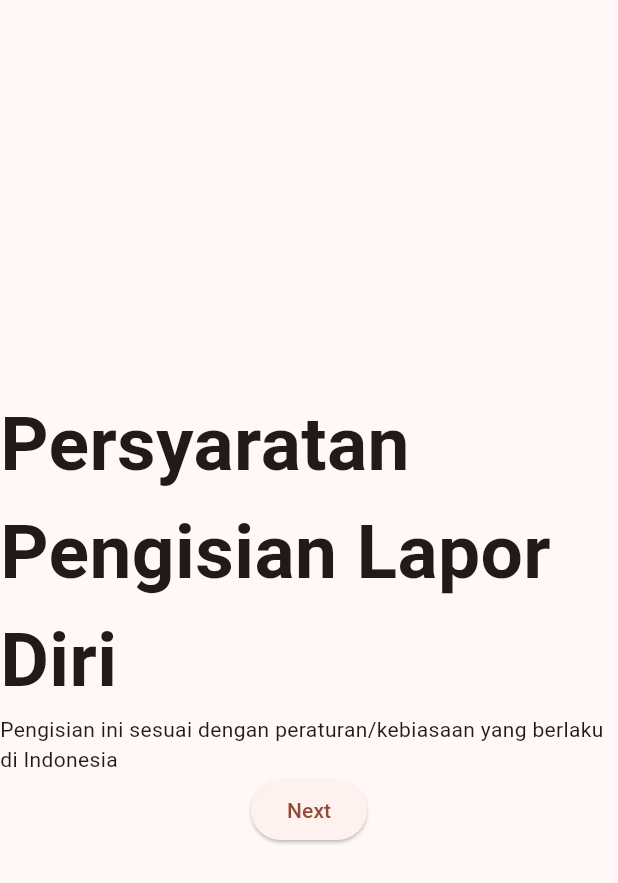
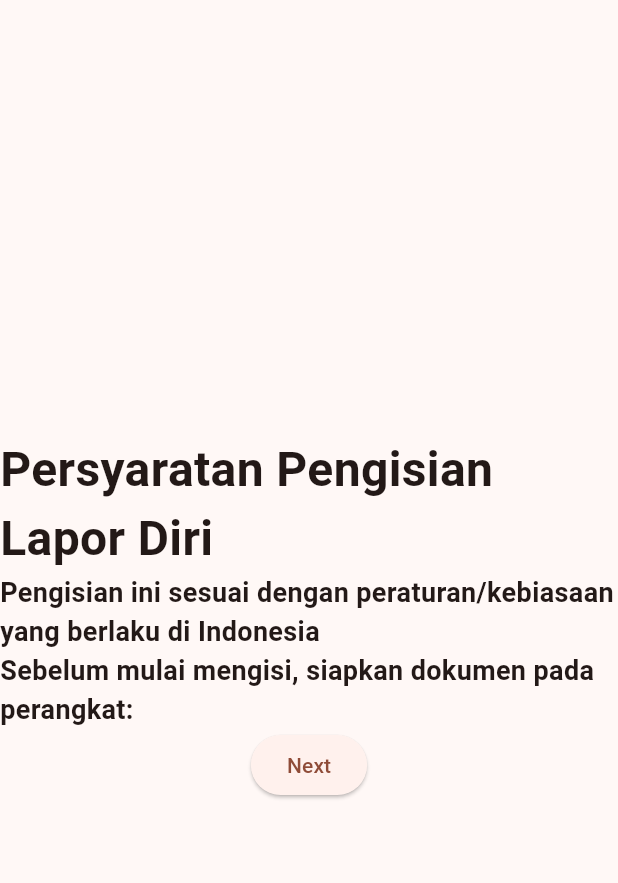
Before and after one commit to Yorcs/KJRI-x-SRP, a Flutter app: the screen it shows after launch, after a tap on "Next", on a phone screen of 412 x 824 dp. Shown: the top 883 px of the screen. Run offline on Flutter 3.47's test engine with Material 2 defaults, Android fonts, the phone set to English and light mode, and no system bars.

Commit message:
font size readjustments

```diff
--- /dev/null
+++ b/self_report_application/lib/identity.dart
@@ -0,0 +1,4 @@
+import 'package:flutter/material.dart';
+import 'package:provider/provider.dart';
+import 'package:self_report_application/styling.dart';
+import 'package:self_report_application/requirements_page.dart';
--- a/self_report_application/lib/main.dart
+++ b/self_report_application/lib/main.dart
@@ -40,7 +40,6 @@ class WelcomePage extends StatelessWidget {
       builder: (context, constraints) {
         return Scaffold(
           body: Center(
-            child: SingleChildScrollView(
             child: Row(
               mainAxisSize: MainAxisSize.min,
               children: [
@@ -51,8 +50,10 @@ class WelcomePage extends StatelessWidget {
                       //Logo Image
                       Image(
                         image: AssetImage('images/logo.png'),
-                          width: 100,
-                          height: 100,),
+                        width: 97,
+                        height: 97,
+                        fit: BoxFit.contain
+                        ),
                       //Title
                       Text(
                         'Selamat Datang ke Lapor Diri',
@@ -60,10 +61,14 @@ class WelcomePage extends StatelessWidget {
                       //Freepik Illustration
                       Image(
                         image: AssetImage('images/ListImage.png'),
+                        width: 349,
+                        height: 345,
+                        fit: BoxFit.contain
                         ),
                       //Text
                       Text(
-                          'Kemudahan Pelayanan & Perlindungan Bagi WNI di Luar Negeri'
+                        'Kemudahan Pelayanan & Perlindungan Bagi WNI di Luar Negeri',
+                        style: TextStyling.regularBoldTextStyle
                       ),
                       ElevatedButton(
                         child: const Text('Next'),
@@ -80,7 +85,6 @@ class WelcomePage extends StatelessWidget {
               ],
             ),
           ),
-          ),
         );
       }
     );
--- a/self_report_application/lib/requirements_page.dart
+++ b/self_report_application/lib/requirements_page.dart
@@ -26,10 +26,15 @@ class RequirementsPage extends StatelessWidget {
 
                       //Sub header Text
                       Text(
-                        'Pengisian ini sesuai dengan peraturan/kebiasaan yang berlaku di Indonesia'
+                        'Pengisian ini sesuai dengan peraturan/kebiasaan yang berlaku di Indonesia',
+                        style: TextStyling.subHeaderTextStyle
                       ),
 
                       //text
+                        Text(
+                        'Sebelum mulai mengisi, siapkan dokumen pada perangkat:',
+                        style: TextStyling.subHeaderTextStyle
+                      ),
 
                       //List
 
--- a/self_report_application/lib/styling.dart
+++ b/self_report_application/lib/styling.dart
@@ -4,19 +4,24 @@ import 'package:flutter/material.dart';
 class TextStyling {
   //needs readjust
   static const TextStyle headerTextStyle = TextStyle(
-    fontSize: 50,
+    fontSize: 32,
     fontWeight: FontWeight.bold
   );
 
   //needs readjust
   static const TextStyle subHeaderTextStyle = TextStyle(
-    fontSize: 50,
+    fontSize: 18,
     fontWeight: FontWeight.bold
   );
 
   //needs readjust
   static const TextStyle regularTextStyle = TextStyle(
-    fontSize: 50,
+    fontSize: 16,
+  );
+
+  //needs readjust
+  static const TextStyle regularBoldTextStyle = TextStyle(
+    fontSize: 16,
     fontWeight: FontWeight.bold
   );
 }
```
Lines whose indentation alone changed are shown as unchanged.
